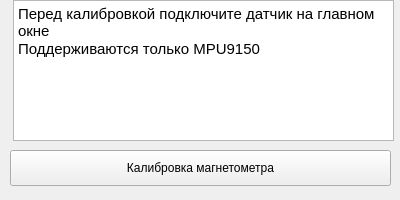
The window that QtDesigner/magCalWidget.ui (kirilltarasov99/witmotionconnect) describes before a commit, drawn with Qt 5.
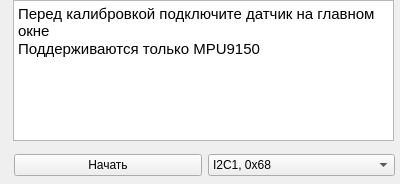
The same window after the commit.

Commit message: UI update to support magnetometer calibration in DoubleMPU mode

```diff
--- a/QtDesigner/magCalWidget.ui
+++ b/QtDesigner/magCalWidget.ui
@@ -7,7 +7,7 @@
     <x>0</x>
     <y>0</y>
     <width>400</width>
-    <height>200</height>
+    <height>184</height>
    </rect>
   </property>
   <property name="windowTitle">
@@ -37,18 +37,38 @@
     <set>Qt::TextSelectableByKeyboard|Qt::TextSelectableByMouse</set>
    </property>
   </widget>
-  <widget class="QPushButton" name="magCal_pushButton">
+  <widget class="QWidget" name="horizontalLayoutWidget">
    <property name="geometry">
     <rect>
-     <x>10</x>
+     <x>14</x>
      <y>150</y>
      <width>381</width>
-     <height>36</height>
+     <height>31</height>
     </rect>
    </property>
-   <property name="text">
-    <string>Калибровка магнетометра</string>
-   </property>
+   <layout class="QHBoxLayout" name="horizontalLayout">
+    <item>
+     <widget class="QPushButton" name="magCal_pushButton">
+      <property name="text">
+       <string>Начать</string>
+      </property>
+     </widget>
+    </item>
+    <item>
+     <widget class="QComboBox" name="IMUaddress_comboBox">
+      <item>
+       <property name="text">
+        <string>I2C1, 0x68</string>
+       </property>
+      </item>
+      <item>
+       <property name="text">
+        <string>I2C1, 0x69</string>
+       </property>
+      </item>
+     </widget>
+    </item>
+   </layout>
   </widget>
  </widget>
  <resources/>
```
Left out of the diff: 2 changed lines with no effect on the pictures. The commit also changes 3 other files.
